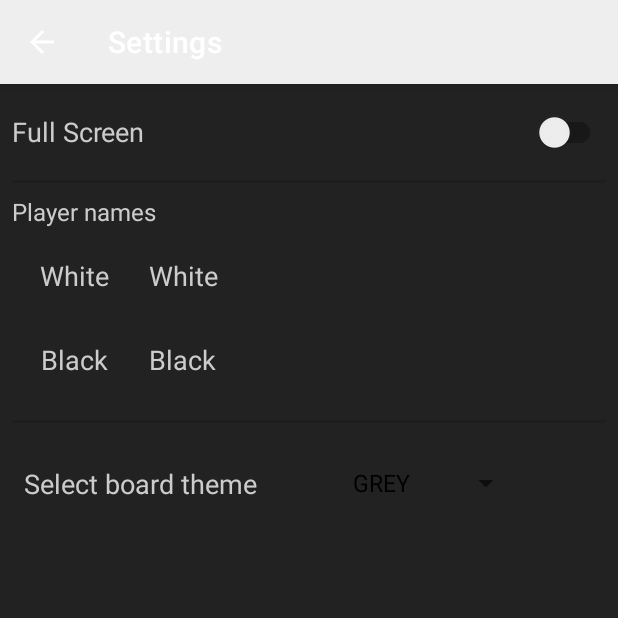
After one commit to Dileep-raj/Simple-Chess-private, an Android app: the SettingsActivity screen opened directly, with no data from a screen before it, on a phone screen of 412 x 824 dp, the top half of it. The commit adds this screen. Run offline under Robolectric (Android 15) with nearby library versions, the phone set to English and light mode, and no system bars.

Commit message:
Added Settings Activity and modified DataManager

```diff
--- a/simplechess_temp/app/src/main/java/com/drdedd/simplechess_temp/ChessBoard.java
+++ b/simplechess_temp/app/src/main/java/com/drdedd/simplechess_temp/ChessBoard.java
@@ -69,10 +69,8 @@ public class ChessBoard extends View {
     private void loadBitmaps() {
         for (Integer id : resIDs) {
             Bitmap b = BitmapFactory.decodeResource(getResources(), id);
-            Log.d(TAG, "loadBitmaps: id: " + id + " Bitmap is null : " + (b == null));
             bitmaps.put(id, b);
         }
-        Log.d(TAG, "loadBitmaps: Bitmaps loaded");
     }
 
     public void setTheme(BoardTheme theme) {
--- a/simplechess_temp/app/src/main/java/com/drdedd/simplechess_temp/GameData/BoardTheme.java
+++ b/simplechess_temp/app/src/main/java/com/drdedd/simplechess_temp/GameData/BoardTheme.java
@@ -8,10 +8,15 @@ import android.graphics.Color;
 public enum BoardTheme {
     GREY(Color.rgb(233, 233, 233), Color.rgb(102, 102, 102)), GREEN(Color.rgb(238, 238, 210), Color.rgb(118, 150, 86)), BROWN(Color.rgb(241, 204, 162), Color.rgb(170, 107, 64));
     final int lightColor, darkColor;
+    public static final BoardTheme values[] = values();
 
     BoardTheme(int lightColor, int darkColor) {
         this.lightColor = lightColor;
         this.darkColor = darkColor;
+    }
+
+    public static BoardTheme[] get() {
+        return values;
     }
 
     public int getDarkColor() {
--- a/simplechess_temp/app/src/main/java/com/drdedd/simplechess_temp/GameData/DataManager.java
+++ b/simplechess_temp/app/src/main/java/com/drdedd/simplechess_temp/GameData/DataManager.java
@@ -27,13 +27,13 @@ public class DataManager {
     private final SharedPreferences sharedPreferences;
     private final SharedPreferences.Editor editor;
     private final HashMap<String, BoardTheme> themesMap = new HashMap<>();
+    public final BoardTheme[] themes = BoardTheme.get();
 
     public DataManager(Context context) {
         this.context = context;
 //        sharedPreferences = context.getSharedPreferences("GameData", Context.MODE_PRIVATE);
         sharedPreferences = PreferenceManager.getDefaultSharedPreferences(context);
         editor = sharedPreferences.edit();
-        BoardTheme[] themes = BoardTheme.values();
         for (BoardTheme theme : themes)
             themesMap.put(theme.toString(), theme);
     }
--- /dev/null
+++ b/simplechess_temp/app/src/main/java/com/drdedd/simplechess_temp/SettingsActivity.java
@@ -0,0 +1,94 @@
+package com.drdedd.simplechess_temp;
+
+import android.os.Bundle;
+import android.view.MenuItem;
+import android.view.View;
+import android.widget.AdapterView;
+import android.widget.ArrayAdapter;
+import android.widget.EditText;
+import android.widget.Spinner;
+
+import androidx.appcompat.app.AppCompatActivity;
+import androidx.appcompat.widget.SwitchCompat;
+import androidx.core.app.NavUtils;
+
+import com.drdedd.simplechess_temp.GameData.BoardTheme;
+import com.drdedd.simplechess_temp.GameData.DataManager;
+
+import java.util.HashMap;
+import java.util.Objects;
+
+public class SettingsActivity extends AppCompatActivity {
+    private final HashMap<String, BoardTheme> themesMap = new HashMap<>();
+    private DataManager dataManager;
+    private EditText whiteName, blackName;
+    private SwitchCompat fullScreenToggle;
+    private Spinner themeSpinnerMenu;
+    private final BoardTheme[] themes = BoardTheme.get();
+    boolean fullScreen;
+    private String[] items;
+
+    @Override
+    protected void onCreate(Bundle savedInstanceState) {
+        super.onCreate(savedInstanceState);
+        setTitle("Settings");
+        Objects.requireNonNull(getSupportActionBar()).setDisplayHomeAsUpEnabled(true);
+        setContentView(R.layout.activity_settings);
+
+        dataManager = new DataManager(this);
+        items = new String[themes.length];
+        int i = 0;
+        for (BoardTheme theme : themes) {
+            items[i] = theme.toString();
+            themesMap.put(items[i++], theme);
+        }
+
+        themeSpinnerMenu = findViewById(R.id.themeSpinnerMenu);
+        whiteName = findViewById(R.id.whiteName);
+        blackName = findViewById(R.id.blackName);
+        fullScreenToggle = findViewById(R.id.fullScreenToggle);
+
+        initialize();
+
+        fullScreenToggle.setOnCheckedChangeListener((compoundButton, isChecked) -> fullScreen = isChecked);
+        themeSpinnerMenu.setOnItemSelectedListener(new AdapterView.OnItemSelectedListener() {
+            @Override
+            public void onItemSelected(AdapterView<?> parentView, View selectedItemView, int position, long id) {
+                dataManager.setBoardTheme(Objects.requireNonNull(themesMap.get(items[position])));
+            }
+
+            @Override
+            public void onNothingSelected(AdapterView<?> parentView) {
+            }
+        });
+    }
+
+    public void initialize() {
+        fullScreen = dataManager.isFullScreen();
+        fullScreenToggle.setChecked(fullScreen);
+        PGN pgn = (PGN) dataManager.readObject("PGNFile");
+        if (pgn != null) {
+            whiteName.setText(pgn.getWhite());
+            blackName.setText(pgn.getBlack());
+        }
+        ArrayAdapter<String> adapter = new ArrayAdapter<>(this, android.R.layout.simple_spinner_dropdown_item, items);
+        themeSpinnerMenu.setAdapter(adapter);
+        themeSpinnerMenu.setSelection(dataManager.getBoardTheme().ordinal());
+    }
+
+    @Override
+    protected void onDestroy() {
+        super.onDestroy();
+        dataManager.setFullScreen(fullScreen);
+        dataManager.saveWhiteBlack(whiteName.getText().toString(), blackName.getText().toString());
+    }
+
+    @Override
+    public boolean onOptionsItemSelected(MenuItem item) {
+        if (item.getItemId() == android.R.id.home) {
+            NavUtils.navigateUpFromSameTask(this);
+            return true;
+        }
+        return super.onOptionsItemSelected(item);
+    }
+}
--- /dev/null
+++ b/simplechess_temp/app/src/main/res/layout/activity_settings.xml
@@ -0,0 +1,165 @@
+<?xml version="1.0" encoding="utf-8"?>
+<androidx.constraintlayout.widget.ConstraintLayout xmlns:android="http://schemas.android.com/apk/res/android"
+    xmlns:app="http://schemas.android.com/apk/res-auto"
+    xmlns:tools="http://schemas.android.com/tools"
+    android:layout_width="match_parent"
+    android:layout_height="match_parent"
+    android:background="@color/dark_bg"
+    tools:context=".SettingsActivity"
+    tools:ignore="HardcodedText">
+
+    <androidx.appcompat.widget.SwitchCompat
+        android:id="@+id/fullScreenToggle"
+        android:layout_width="match_parent"
+        android:layout_height="wrap_content"
+        android:layout_margin="8dp"
+        android:text="@string/full_screen"
+        android:textColor="@color/light_grey_text"
+        android:textSize="18sp"
+        app:layout_constraintEnd_toEndOf="parent"
+        app:layout_constraintStart_toStartOf="parent"
+        app:layout_constraintTop_toTopOf="parent" />
+
+    <com.google.android.material.divider.MaterialDivider
+        android:id="@+id/divider1"
+        android:layout_width="match_parent"
+        android:layout_height="2dp"
+        android:layout_margin="8dp"
+        app:layout_constraintEnd_toEndOf="parent"
+        app:layout_constraintStart_toStartOf="parent"
+        app:layout_constraintTop_toBottomOf="@+id/fullScreenToggle" />
+
+    <androidx.constraintlayout.widget.ConstraintLayout
+        android:id="@+id/playerNamesLayout"
+        android:layout_width="match_parent"
+        android:layout_height="wrap_content"
+        app:layout_constraintEnd_toEndOf="parent"
+        app:layout_constraintStart_toStartOf="parent"
+        app:layout_constraintTop_toBottomOf="@id/divider1">
+
+        <TextView
+            android:id="@+id/textView"
+            android:layout_width="match_parent"
+            android:layout_height="wrap_content"
+            android:layout_margin="8dp"
+            android:text="Player names"
+            android:textColor="@color/light_grey_text"
+            android:textSize="16sp"
+            app:layout_constraintEnd_toEndOf="parent"
+            app:layout_constraintStart_toStartOf="parent"
+            app:layout_constraintTop_toTopOf="parent" />
+
+        <LinearLayout
+            android:id="@+id/whiteLayout"
+            android:layout_width="match_parent"
+            android:layout_height="match_parent"
+            android:layout_margin="8dp"
+            android:orientation="horizontal"
+            app:layout_constraintEnd_toEndOf="parent"
+            app:layout_constraintStart_toStartOf="parent"
+            app:layout_constraintTop_toBottomOf="@+id/textView">
+
+            <TextView
+                android:layout_width="0dp"
+                android:layout_height="wrap_content"
+                android:layout_weight="1"
+                android:labelFor="@+id/whiteName"
+                android:text="White"
+                android:textAlignment="center"
+                android:textColor="@color/light_grey_text"
+                android:textSize="18sp" />
+
+            <EditText
+                android:id="@+id/whiteName"
+                android:layout_width="wrap_content"
+                android:layout_height="48dp"
+                android:layout_weight="3"
+                android:autofillHints="White"
+                android:background="@null"
+                android:inputType="textPersonName"
+                android:paddingHorizontal="8dp"
+                android:text="White"
+                android:textColor="@color/light_grey_text" />
+        </LinearLayout>
+
+        <LinearLayout
+            android:id="@+id/blackLayout"
+            android:layout_width="match_parent"
+            android:layout_height="wrap_content"
+            android:layout_margin="8dp"
+            android:orientation="horizontal"
+            app:layout_constraintBottom_toBottomOf="parent"
+            app:layout_constraintEnd_toEndOf="parent"
+            app:layout_constraintStart_toStartOf="parent"
+            app:layout_constraintTop_toBottomOf="@id/whiteLayout">
+
+            <TextView
+                android:layout_width="0dp"
+                android:layout_height="wrap_content"
+                android:layout_weight="1"
+                android:labelFor="@+id/blackName"
+                android:text="Black"
+                android:textAlignment="center"
+                android:textColor="@color/light_grey_text"
+                android:textSize="18sp" />
+
+            <EditText
+                android:id="@+id/blackName"
+                android:layout_width="wrap_content"
+                android:layout_height="48dp"
+                android:layout_weight="3"
+                android:autofillHints="Black"
+                android:background="@null"
+                android:inputType="textPersonName"
+                android:paddingHorizontal="8dp"
+                android:text="Black"
+                android:textColor="@color/light_grey_text" />
+        </LinearLayout>
+
+    </androidx.constraintlayout.widget.ConstraintLayout>
+
+    <com.google.android.material.divider.MaterialDivider
+        android:id="@+id/divider2"
+        android:layout_width="match_parent"
+        android:layout_height="2dp"
+        android:layout_margin="8dp"
+        app:layout_constraintEnd_toEndOf="parent"
+        app:layout_constraintStart_toStartOf="parent"
+        app:layout_constraintTop_toBottomOf="@+id/playerNamesLayout" />
+
+    <androidx.constraintlayout.widget.ConstraintLayout
+        android:id="@+id/ThemeMenuLayout"
+        android:layout_width="match_parent"
+        android:layout_height="wrap_content"
+        android:layout_margin="8dp"
+        app:layout_constraintEnd_toEndOf="parent"
+        app:layout_constraintStart_toStartOf="parent"
+        app:layout_constraintTop_toBottomOf="@id/divider2">
+
+        <TextView
+            android:id="@+id/SelectThemeText"
+            android:layout_width="wrap_content"
+            android:layout_height="wrap_content"
+            android:layout_margin="8dp"
+            android:text="@string/select_board_theme"
+            android:textColor="@color/light_grey_text"
+            android:textSize="18sp"
+            app:layout_constraintBottom_toBottomOf="@+id/themeSpinnerMenu"
+            app:layout_constraintStart_toStartOf="parent"
+            app:layout_constraintTop_toTopOf="@+id/themeSpinnerMenu" />
+
+        <Spinner
+            android:id="@+id/themeSpinnerMenu"
+            android:layout_width="wrap_content"
+            android:layout_height="wrap_content"
+            android:layout_margin="8dp"
+            android:textColor="@color/light_grey_text"
+            app:layout_constraintBottom_toBottomOf="parent"
+            app:layout_constraintEnd_toEndOf="parent"
+            app:layout_constraintStart_toEndOf="@+id/SelectThemeText"
+            app:layout_constraintTop_toTopOf="parent"
+            tools:ignore="SpeakableTextPresentCheck,TouchTargetSizeCheck" />
+
+    </androidx.constraintlayout.widget.ConstraintLayout>
+
+</androidx.constraintlayout.widget.ConstraintLayout>
--- a/simplechess_temp/app/src/main/res/values/colors.xml
+++ b/simplechess_temp/app/src/main/res/values/colors.xml
@@ -9,4 +9,5 @@
     <color name="white">#FFFFFFFF</color>
     <color name="dark_bg">#222222</color>
     <color name="light_bg">#DDDDDD</color>
+    <color name="light_grey_text">#CCCCCC</color>
 </resources>
--- a/simplechess_temp/app/src/main/res/values/strings.xml
+++ b/simplechess_temp/app/src/main/res/values/strings.xml
@@ -1,5 +1,5 @@
 <resources>
-    <string name="app_name">simplechess_temp</string>
+    <string name="app_name">Simple Chess Temp</string>
     <string name="grey">Grey</string>
     <string name="green">Green</string>
     <string name="brown">Brown</string>
```
Also changed, not shown: simplechess_temp/app/src/main/AndroidManifest.xml (+11 -0 lines), simplechess_temp/app/src/main/java/com/drdedd/simplechess_temp/GameActivity.java (+26 -18 lines), simplechess_temp/app/src/main/java/com/drdedd/simplechess_temp/MainActivity.java (+41 -45 lines), simplechess_temp/app/src/main/java/com/drdedd/simplechess_temp/PGN.java (+13 -4 lines), simplechess_temp/app/src/main/res/layout/activity_game.xml (+17 -20 lines), simplechess_temp/app/src/main/res/layout/activity_main.xml (+137 -137 lines).
